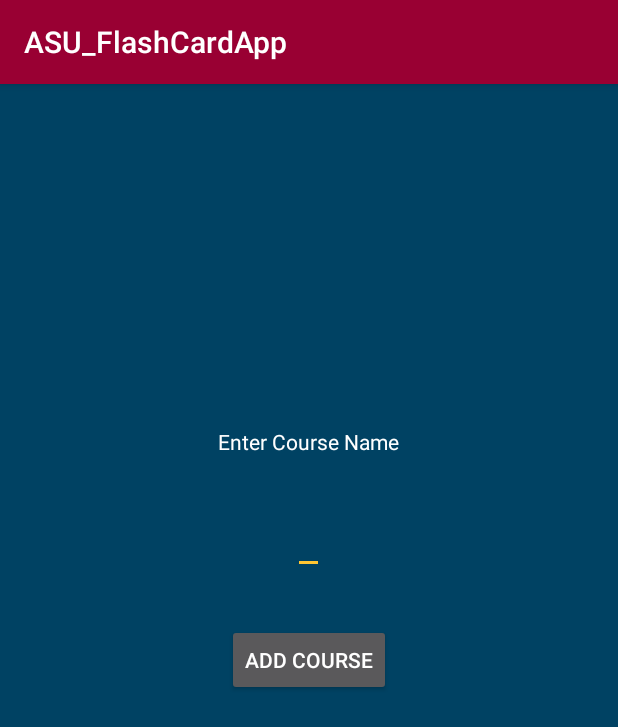
After one commit to ASU-CodeDevils/FlashCards, an Android app: the AddCourse screen opened directly, with no data from a screen before it, on a phone screen of 412 x 824 dp. The commit adds this screen. Shown: the top 727 px of the screen. Run offline under Robolectric (Android 15) with nearby library versions, the phone set to English and light mode, and no system bars.

Commit message:
Created DBHandler Class that sets up Database and creates the Course Table.
Methods created Include:
public void addCourse(String courseName)
public ArrayList<Course> getCourses()

Also added an AddCourse class that displays a EditText and Button to capture the New Course's name and adds it to the DB.

```diff
--- a/app/src/main/AndroidManifest.xml
+++ b/app/src/main/AndroidManifest.xml
@@ -23,6 +23,7 @@
                 <category android:name="android.intent.category.LAUNCHER" />
             </intent-filter>
         </activity>
+        <activity android:name=".AddCourse"></activity>
     </application>
 
 </manifest>
--- /dev/null
+++ b/app/src/main/java/com/example/terin/asu_flashcardapp/AddCourse.java
@@ -0,0 +1,110 @@
+package com.example.terin.asu_flashcardapp;
+
+import android.graphics.Color;
+import android.support.v7.app.AppCompatActivity;
+import android.os.Bundle;
+import android.view.Menu;
+import android.view.MenuItem;
+import android.view.View;
+import android.widget.RelativeLayout;
+import android.widget.Button;
+import android.widget.EditText;
+import android.widget.TextView;
+
+import java.util.ArrayList;
+
+public class AddCourse extends AppCompatActivity {
+
+    @Override
+    protected void onCreate(Bundle savedInstanceState) {
+        super.onCreate(savedInstanceState);
+
+        //Layout
+        RelativeLayout layout = new RelativeLayout(this);
+        layout.setBackgroundColor(Color.rgb(00,66,99));
+
+        //Widget Info
+        Button button = new Button(this);
+        button.setId(1);
+        button.setText("Add Course");
+
+
+        TextView textView = new TextView(this);
+        textView.setId(2);
+        textView.setTextColor(Color.WHITE);
+        textView.setText("Enter Course Name");
+        final EditText editText = new EditText(this);
+        editText.setId(3);
+        button.setOnClickListener(
+                new View.OnClickListener(){
+                    @Override
+                    public void onClick(View v){
+                        createCourse(editText.getText().toString());
+                    }
+                }
+        );
+
+        RelativeLayout.LayoutParams buttonDetails = new RelativeLayout.LayoutParams(
+                RelativeLayout.LayoutParams.WRAP_CONTENT,
+                RelativeLayout.LayoutParams.WRAP_CONTENT);
+
+        RelativeLayout.LayoutParams textViewDetails = new RelativeLayout.LayoutParams(
+                RelativeLayout.LayoutParams.WRAP_CONTENT,
+                RelativeLayout.LayoutParams.WRAP_CONTENT);
+
+        RelativeLayout.LayoutParams editTextDetails = new RelativeLayout.LayoutParams(
+                RelativeLayout.LayoutParams.WRAP_CONTENT,
+                RelativeLayout.LayoutParams.WRAP_CONTENT);
+
+        textViewDetails.addRule(RelativeLayout.ABOVE,editText.getId());
+        textViewDetails.addRule(RelativeLayout.CENTER_HORIZONTAL);
+        textViewDetails.setMargins(0,0,0,50);
+        editTextDetails.addRule(RelativeLayout.ABOVE,button.getId());
+        editTextDetails.addRule(RelativeLayout.CENTER_HORIZONTAL);
+        editTextDetails.setMargins(0,0,0,50);
+        buttonDetails.addRule(RelativeLayout.CENTER_HORIZONTAL);
+        buttonDetails.addRule(RelativeLayout.CENTER_VERTICAL);
+
+
+        layout.addView(textView, textViewDetails);
+        layout.addView(editText, editTextDetails);
+        layout.addView(button, buttonDetails);
+
+        setContentView(layout);
+
+
+
+    }
+
+
+    @Override
+    public boolean onCreateOptionsMenu(Menu menu) {
+        getMenuInflater().inflate(R.menu.menu_main, menu);
+        return true;
+    }
+
+    @Override
+    public boolean onOptionsItemSelected(MenuItem item){
+
+
+        return true;
+    }
+
+    private void createCourse(String courseName){
+
+        Course course = new Course(courseName,1);
+
+        DBHandler db = new DBHandler(this);
+        db.addCourse(course);
+
+        //This will probably close back to the Course List Screen.
+
+        ArrayList<Course> courses = db.getCourses();
+
+        for(int i = 0 ; i < courses.size() ; i++){
+            System.out.println("Course Name: " + courses.get(i).getCourseName());
+        }
+
+    }
+
+}
--- /dev/null
+++ b/app/src/main/res/menu/menu_main.xml
@@ -0,0 +1,5 @@
+<?xml version="1.0" encoding="utf-8"?>
+<menu xmlns:app="http://schemas.android.com/apk/res-auto"
+    xmlns:android="http://schemas.android.com/apk/res/android">
+
+</menu>
```
Also changed, not shown: app/src/main/java/com/example/terin/asu_flashcardapp/Card.java (+11 -6 lines), app/src/main/java/com/example/terin/asu_flashcardapp/Course.java (+10 -6 lines), app/src/main/java/com/example/terin/asu_flashcardapp/DBHandler.java (added, +104 -0 lines), app/src/main/java/com/example/terin/asu_flashcardapp/Deck.java (+5 -5 lines), app/src/main/java/com/example/terin/asu_flashcardapp/LoginActivity.java (+8 -1 lines), app/src/main/java/com/example/terin/asu_flashcardapp/Wrong.java (+5 -5 lines), app/src/main/res/layout/activity_add_course.xml (added, +36 -0 lines).
